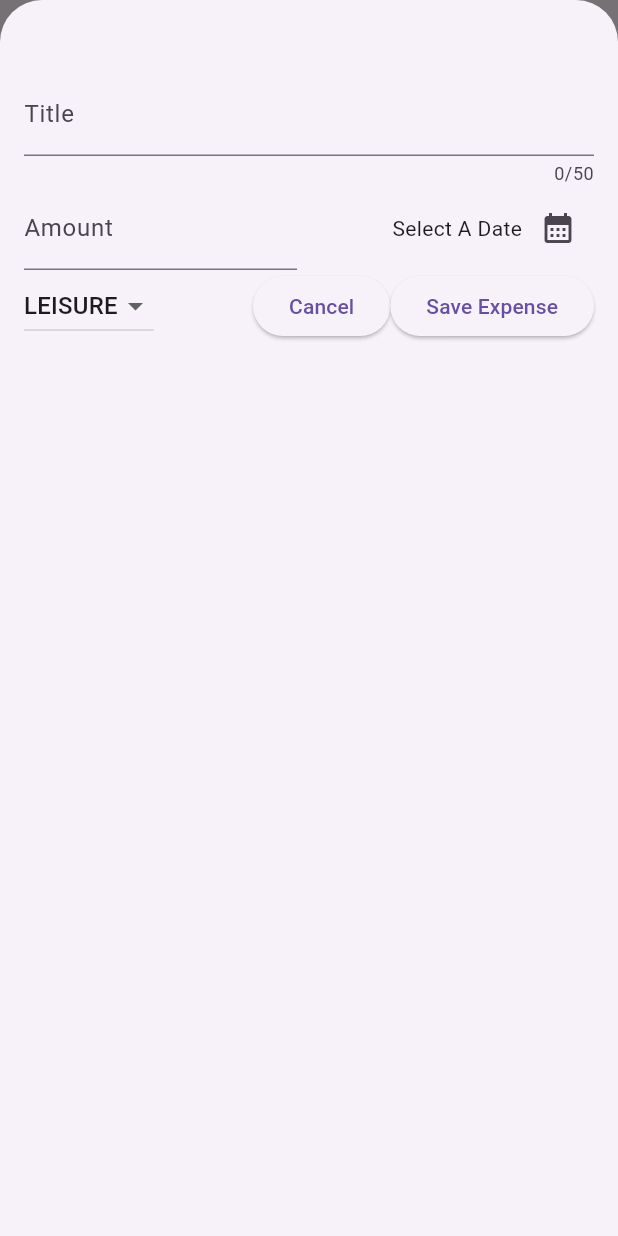
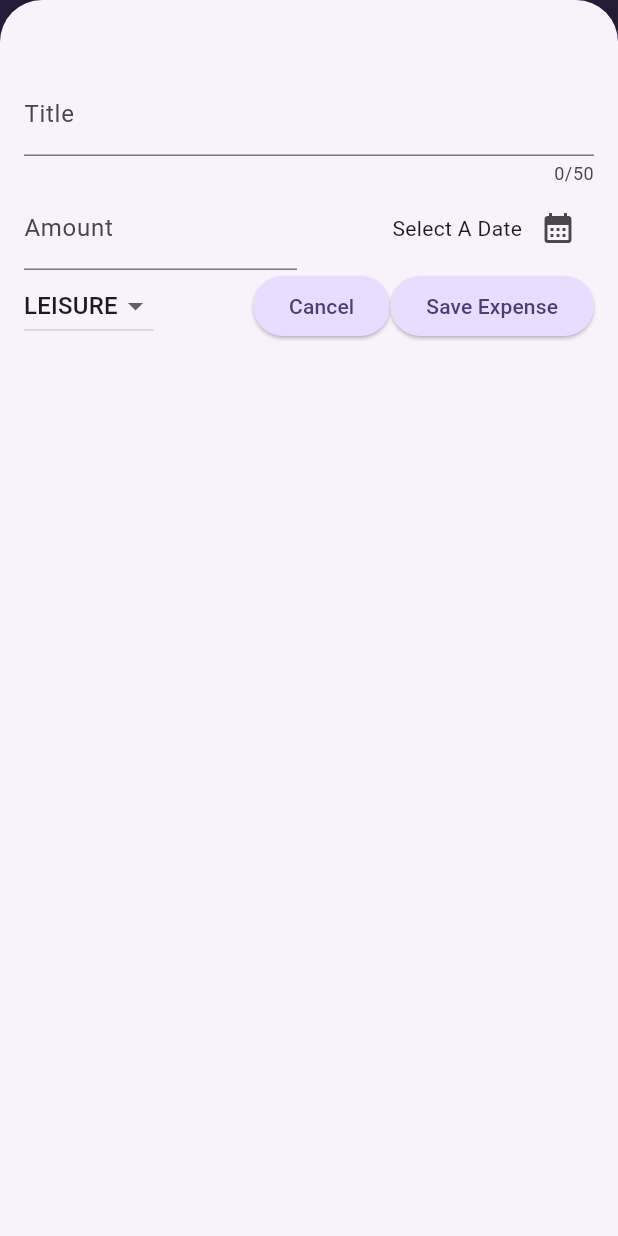
Before and after one commit to Bran108/expense_tracker, a Flutter app: the screen it shows after launch, after a tap on the "add" icon, on a phone screen of 412 x 824 dp. Run offline on Flutter 3.47's test engine with Material 3 defaults, Android fonts, the phone set to English and light mode, and no system bars.

Commit message:
added themes and dark mode

```diff
--- a/lib/expenses_list/expense_item.dart
+++ b/lib/expenses_list/expense_item.dart
@@ -11,7 +11,7 @@ Widget build(BuildContext context) {
       padding: EdgeInsets.symmetric(horizontal: 20, vertical: 16),
       child: Column(
         children: [
-          Text(expense.title),
+          Text(expense.title, style:ThemeData().textTheme.titleLarge,),
           const SizedBox(height:4),
           Row(children: [Text('\$${expense.amount.toStringAsFixed(2)}'),
           const Spacer(),
--- a/lib/main.dart
+++ b/lib/main.dart
@@ -2,10 +2,59 @@ import 'package:expense_tracker/widgets/expenses.dart';
 import 'package:flutter/material.dart';
 import 'package:expense_tracker/models/expense.dart';
 
-void main(){
-  runApp(MaterialApp(
-    theme: ThemeData().copyWith(
-      scaffoldBackgroundColor: Color.fromARGB(255, 220,189, 252),
+var kColorScheme = ColorScheme.fromSeed(
+  seedColor: const Color.fromARGB(255, 96, 59, 181),
+);
+
+var kDarkColorScheme = ColorScheme.fromSeed(
+  brightness: Brightness.dark,
+  seedColor: Color.fromARGB(255, 5, 99, 125),
+);
+
+void main() {
+  runApp(
+    MaterialApp(
+      themeMode: ThemeMode.system,
+      darkTheme: ThemeData.dark().copyWith(
+        colorScheme: kDarkColorScheme,
+        cardTheme: CardThemeData().copyWith(
+          color: kDarkColorScheme.secondaryContainer,
+          margin: const EdgeInsets.symmetric(horizontal: 16, vertical: 8),
+
+        ),
+        elevatedButtonTheme: ElevatedButtonThemeData(
+          style: ElevatedButton.styleFrom(
+            backgroundColor: kDarkColorScheme.primaryContainer,
+            foregroundColor: kDarkColorScheme.onPrimaryContainer,
+          ),
+        ),
+      ),
+      theme: ThemeData().copyWith(
+        colorScheme: kColorScheme,
+        appBarTheme: const AppBarTheme().copyWith(
+          backgroundColor: kColorScheme.onPrimaryContainer,
+          foregroundColor: kColorScheme.primaryContainer,
+        ),
+        cardTheme: CardThemeData().copyWith(
+          color: kColorScheme.secondaryContainer,
+          margin: const EdgeInsets.symmetric(horizontal: 16, vertical: 8),
+
+        ),
+        elevatedButtonTheme: ElevatedButtonThemeData(
+          style: ElevatedButton.styleFrom(
+            backgroundColor: kColorScheme.primaryContainer,
+            foregroundColor: kColorScheme.onPrimaryContainer,
+          ),
+        ),
+        textTheme: ThemeData().textTheme.copyWith(
+          titleLarge: TextStyle(
+            fontWeight: FontWeight.normal,
+            color: kColorScheme.onSecondaryContainer,
+            fontSize: 14,
+          ),
+        ),
+      ),
+      home: Expenses(),
     ),
-    home: Expenses()));
+  );
 }
--- a/lib/widgets/chart/chart.dart
+++ b/lib/widgets/chart/chart.dart
@@ -1,5 +1,4 @@
 import 'package:flutter/material.dart';
-
 import 'package:expense_tracker/widgets/chart/chart_bar.dart';
 import 'package:expense_tracker/models/expense.dart';
 
@@ -40,7 +39,7 @@ class Chart extends StatelessWidget {
         horizontal: 8,
       ),
       width: double.infinity,
-      height: 180,
+      height: 150,
       decoration: BoxDecoration(
         borderRadius: BorderRadius.circular(8),
         gradient: LinearGradient(
@@ -63,7 +62,7 @@ class Chart extends StatelessWidget {
                     fill: bucket.totalExpenses == 0
                         ? 0
                         : bucket.totalExpenses / maxTotalExpense,
-                  )
+                  ),
               ],
             ),
           ),
--- a/lib/widgets/expenses.dart
+++ b/lib/widgets/expenses.dart
@@ -1,3 +1,4 @@
+import 'package:expense_tracker/widgets/chart/chart.dart';
 import 'package:expense_tracker/widgets/expenses_list.dart';
 import 'package:expense_tracker/models/expense.dart';
 import 'package:expense_tracker/widgets/new_expense.dart';
@@ -89,7 +90,7 @@ class _ExpensesState extends State<Expenses> {
       ),
       body: Column(
         children: [
-          Text("Chart"),
+          Chart(expenses:_registeredExpenses),
           Expanded(child: mainContent,),
         ],
       ),
--- a/lib/widgets/expenses_list.dart
+++ b/lib/widgets/expenses_list.dart
@@ -15,10 +15,10 @@ final List<Expense> expenses;
       itemBuilder: (ctx, index) => Dismissible(
         key:ValueKey(expenses[index]),
         background:Container(
-          // margin: EdgeInsets.symmetric(
-          // horizontal: Theme.of(context).cardTheme.margin!.horizontal,
-          //),
-          color: Theme.of(context).colorScheme.error
+          margin: EdgeInsets.symmetric(
+          horizontal: Theme.of(context).cardTheme.margin!.horizontal,
+          ),
+          color: Theme.of(context).colorScheme.error.withValues(alpha:.75)
         ),
         onDismissed: (direction){
           onRemoveExpense(expenses[index]);
```
